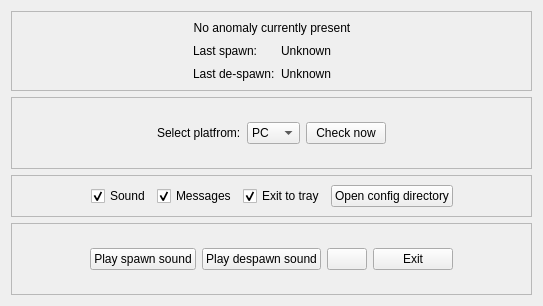
This is ui/tracker_ui.ui in Kanjirito/wf-sentient-tracker as Qt 5 draws it before an edit. The edited form follows.
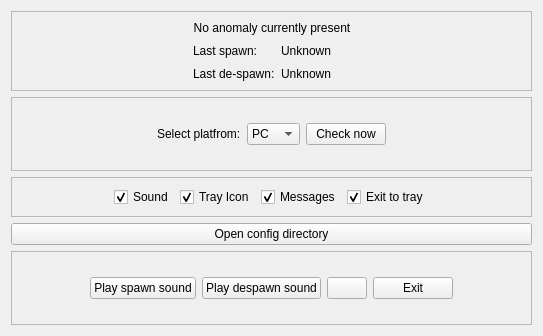
This is the edited form.

Commit message:
signals for worker, platform time stamps, removed unneeded stuff
- switched from direct calls to signals for worker
- removed self.settings, now quit_save collects current settings from the UI
- load_config now uses .get() for defaults
- tray icon setting
- fixed timer not starting
- cleaner label/ttol tip changing
- every platform now has it's own time stamps
- spelling fixes and some doc strings

```diff
--- a/ui/tracker_ui.ui
+++ b/ui/tracker_ui.ui
@@ -7,7 +7,7 @@
     <x>0</x>
     <y>0</y>
     <width>543</width>
-    <height>306</height>
+    <height>336</height>
    </rect>
   </property>
   <property name="windowTitle">
@@ -226,6 +226,16 @@
         </property>
        </widget>
       </item>
+      <item>
+       <widget class="QCheckBox" name="TrayCheckbox">
+        <property name="text">
+         <string>Tray Icon</string>
+        </property>
+        <property name="checked">
+         <bool>true</bool>
+        </property>
+       </widget>
+      </item>
       <item>
        <widget class="QCheckBox" name="MessagesCheckbox">
         <property name="text">
@@ -237,7 +247,10 @@
        </widget>
       </item>
       <item>
-       <widget class="QCheckBox" name="TrayCheckbox">
+       <widget class="QCheckBox" name="TrayhideCheckbox">
+        <property name="enabled">
+         <bool>true</bool>
+        </property>
         <property name="text">
          <string>Exit to tray</string>
         </property>
@@ -246,13 +259,6 @@
         </property>
        </widget>
       </item>
-      <item>
-       <widget class="QPushButton" name="DirectoryButton">
-        <property name="text">
-         <string>Open config directory</string>
-        </property>
-       </widget>
-      </item>
       <item>
        <spacer name="horizontalSpacer_2">
         <property name="orientation">
@@ -269,6 +275,13 @@
      </layout>
     </widget>
    </item>
+   <item>
+    <widget class="QPushButton" name="DirectoryButton">
+     <property name="text">
+      <string>Open config directory</string>
+     </property>
+    </widget>
+   </item>
    <item>
     <widget class="QFrame" name="frame_2">
      <property name="sizePolicy">
```
Left out of the diff: 34 changed lines with no effect on the pictures. The commit also changes 2 other files.
